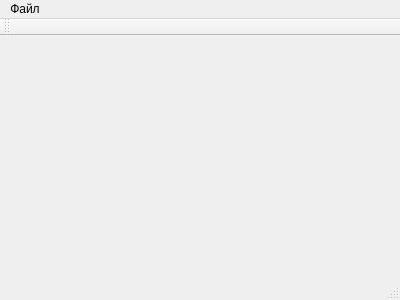
The window that mainwindow.ui (AKorezin/image) describes before a commit, drawn with Qt 5.
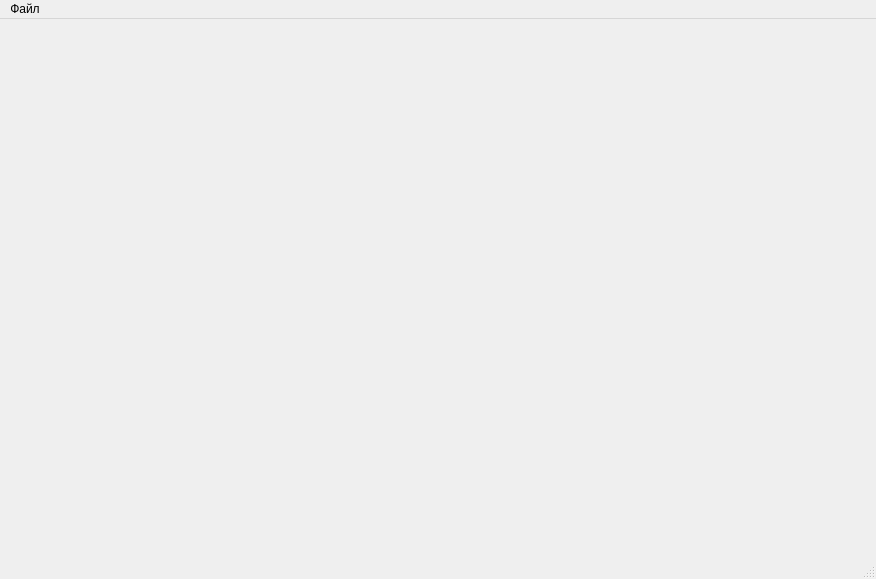
The same window after the commit.

The edit to the form file:
```diff
--- a/mainwindow.ui
+++ b/mainwindow.ui
@@ -6,8 +6,8 @@
    <rect>
     <x>0</x>
     <y>0</y>
-    <width>400</width>
-    <height>300</height>
+    <width>876</width>
+    <height>579</height>
    </rect>
   </property>
   <property name="windowTitle">
@@ -19,7 +19,7 @@
     <rect>
      <x>0</x>
      <y>0</y>
-     <width>400</width>
+     <width>876</width>
      <height>19</height>
     </rect>
    </property>
@@ -34,14 +34,6 @@
    </widget>
    <addaction name="menu"/>
   </widget>
-  <widget class="QToolBar" name="mainToolBar">
-   <attribute name="toolBarArea">
-    <enum>TopToolBarArea</enum>
-   </attribute>
-   <attribute name="toolBarBreak">
-    <bool>false</bool>
-   </attribute>
-  </widget>
   <widget class="QStatusBar" name="statusBar"/>
   <action name="actionOpen">
    <property name="text">
```
